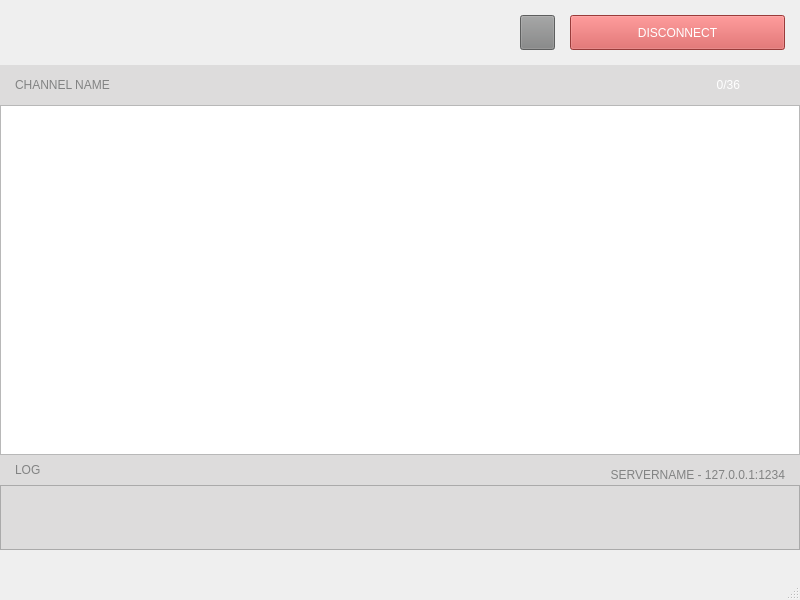
First picture: the form in ClientApplication/VirtualShutterClient/conversation.ui, repository bojakowsky/VirtualShutterProject-VoiceCommunicator, before the edit.
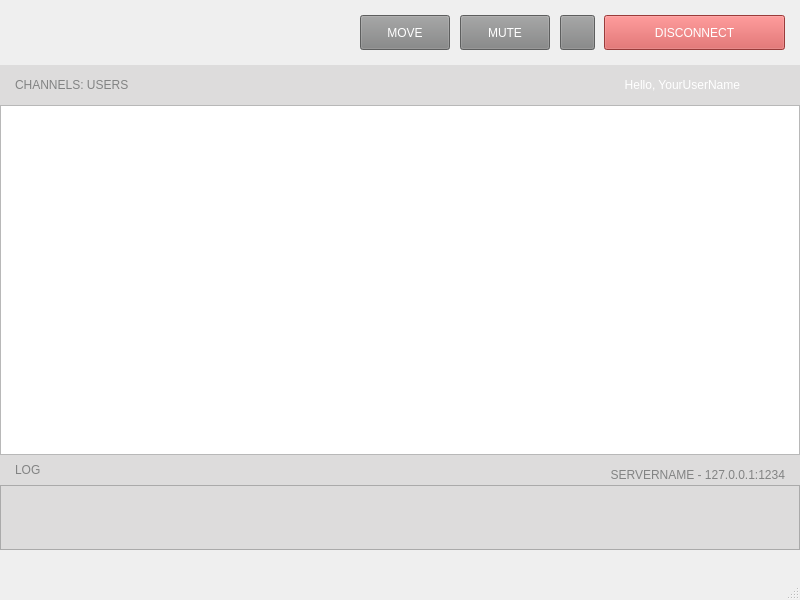
Second picture: the form after the edit. Icons and pictures are not drawn.

```diff
--- a/ClientApplication/VirtualShutterClient/conversation.ui
+++ b/ClientApplication/VirtualShutterClient/conversation.ui
@@ -31,9 +31,9 @@
    <widget class="QPushButton" name="pushButton">
     <property name="geometry">
      <rect>
-      <x>570</x>
+      <x>604</x>
       <y>15</y>
-      <width>215</width>
+      <width>181</width>
       <height>35</height>
      </rect>
     </property>
@@ -60,7 +60,7 @@
    <widget class="QPushButton" name="pushButton_2">
     <property name="geometry">
      <rect>
-      <x>520</x>
+      <x>560</x>
       <y>15</y>
       <width>35</width>
       <height>35</height>
@@ -109,7 +109,7 @@
 font: 75 13pt &quot;Cantarell&quot;;</string>
      </property>
      <property name="text">
-      <string>CHANNEL NAME</string>
+      <string>CHANNELS: USERS</string>
      </property>
     </widget>
     <widget class="QGraphicsView" name="graphicsView">
@@ -137,10 +137,10 @@
     <widget class="QLabel" name="label_3">
      <property name="geometry">
       <rect>
-       <x>590</x>
+       <x>209</x>
        <y>10</y>
-       <width>150</width>
-       <height>19</height>
+       <width>531</width>
+       <height>20</height>
       </rect>
      </property>
      <property name="styleSheet">
@@ -148,7 +148,7 @@
 font: 75 13pt &quot;Cantarell&quot;;</string>
      </property>
      <property name="text">
-      <string>0/36</string>
+      <string>Hello, YourUserName</string>
      </property>
      <property name="alignment">
       <set>Qt::AlignRight|Qt::AlignTrailing|Qt::AlignVCenter</set>
@@ -207,9 +207,9 @@
     <widget class="QLabel" name="label_2">
      <property name="geometry">
       <rect>
-       <x>570</x>
+       <x>64</x>
        <y>10</y>
-       <width>215</width>
+       <width>721</width>
        <height>20</height>
       </rect>
      </property>
@@ -225,6 +225,70 @@
      </property>
     </widget>
    </widget>
+   <widget class="QPushButton" name="moveButton">
+    <property name="enabled">
+     <bool>true</bool>
+    </property>
+    <property name="geometry">
+     <rect>
+      <x>360</x>
+      <y>15</y>
+      <width>90</width>
+      <height>35</height>
+     </rect>
+    </property>
+    <property name="styleSheet">
+     <string notr="true">background-color: rgb(130, 131, 131);
+selection-background-color: rgb(0, 156, 134);
+color: rgb(255, 255, 255);
+border-color: rgba(255, 255, 255, 0);</string>
+    </property>
+    <property name="text">
+     <string>MOVE</string>
+    </property>
+    <property name="icon">
+     <iconset resource="res.qrc">
+      <normaloff>:/res/room-icon-01.png</normaloff>:/res/room-icon-01.png</iconset>
+    </property>
+    <property name="iconSize">
+     <size>
+      <width>18</width>
+      <height>18</height>
+     </size>
+    </property>
+   </widget>
+   <widget class="QPushButton" name="muteUserButton">
+    <property name="enabled">
+     <bool>true</bool>
+    </property>
+    <property name="geometry">
+     <rect>
+      <x>460</x>
+      <y>15</y>
+      <width>90</width>
+      <height>35</height>
+     </rect>
+    </property>
+    <property name="styleSheet">
+     <string notr="true">background-color: rgb(130, 131, 131);
+selection-background-color: rgb(0, 156, 134);
+color: rgb(255, 255, 255);
+border-color: rgba(255, 255, 255, 0);</string>
+    </property>
+    <property name="text">
+     <string>MUTE</string>
+    </property>
+    <property name="icon">
+     <iconset resource="res.qrc">
+      <normaloff>:/res/room-icon-01.png</normaloff>:/res/room-icon-01.png</iconset>
+    </property>
+    <property name="iconSize">
+     <size>
+      <width>18</width>
+      <height>18</height>
+     </size>
+    </property>
+   </widget>
   </widget>
   <widget class="QMenuBar" name="menubar">
    <property name="geometry">
```
Left out of the diff: 17 changed lines with no effect on the pictures.
